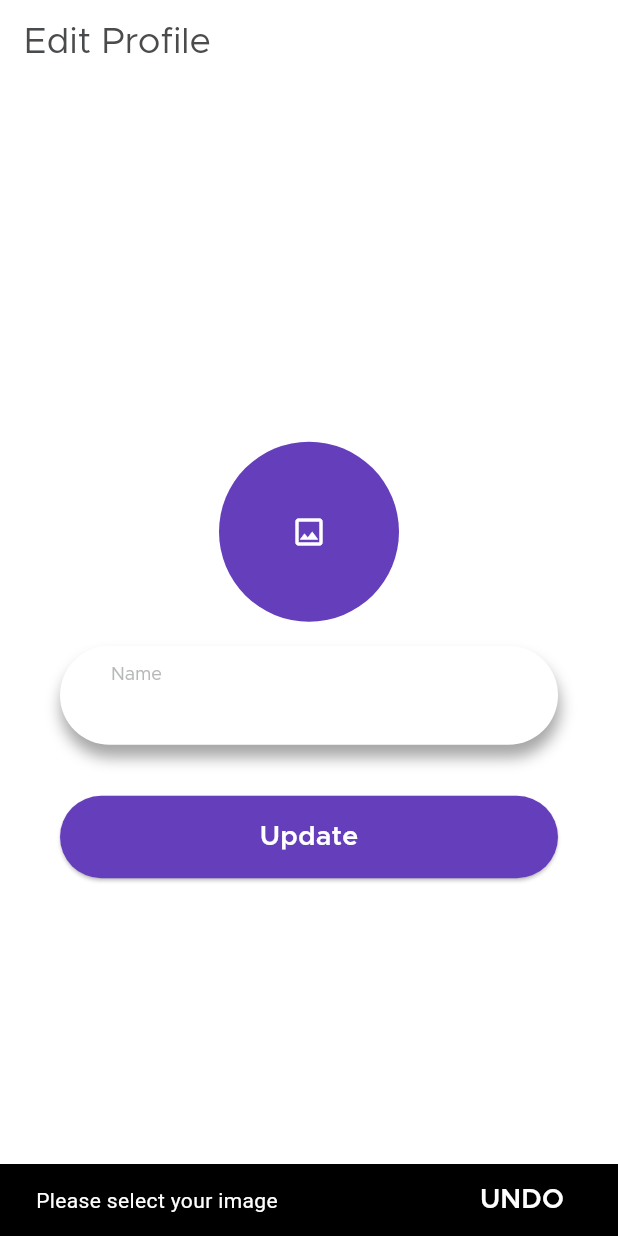
After one commit to WaseemMirzaa/StreetCalle-Flutter, a Flutter app: the EditProfile screen opened by its route, after a tap on "Update", on a phone screen of 412 x 824 dp. The commit adds this screen. Run offline on Flutter 3.47's test engine with Material 2 defaults, Android fonts, the phone set to English and light mode, and no system bars; our stand-ins replace cached_network_image, cloud_firestore, dartz, equatable, firebase_auth, firebase_core and 8 more; accounts and stored records are empty; project files that could hold a hidden picture were left out.

Commit message:
edit_profile_functionality

```diff
--- a/lib/main.dart
+++ b/lib/main.dart
@@ -12,6 +12,7 @@ import 'package:street_calle/screens/auth/password_reset_screen.dart';
 import 'package:street_calle/screens/auth/login_screen.dart';
 import 'package:street_calle/screens/auth/sign_up_screen.dart';
 import 'package:street_calle/screens/auth/cubit/sign_up/sign_up_cubit.dart';
+import 'package:street_calle/screens/home/profile/cubit/edit_profile_cubit.dart';
 import 'package:street_calle/screens/home/profile/cubit/profile_status_cubit.dart';
 import 'package:street_calle/screens/home/profile/user_profile_tab.dart';
 import 'package:street_calle/screens/home/vendor_tabs/vendor_home/cubit/add_custom_item_cubit.dart';
@@ -118,6 +119,9 @@ Future<void> main() async {
           create: (context)=> ProfileStatusCubit(userService, sharedPreferencesService),
           child: const UserprofileTab(),
         ),
+        BlocProvider(
+          create: (context)=> EditProfileCubit(userService, sharedPreferencesService),
+        ),
       ],
       child: const MyApp(),
     ),
--- /dev/null
+++ b/lib/screens/home/client_tabs/client_home/client_home_tab.dart
@@ -0,0 +1,14 @@
+import 'package:flutter/material.dart';
+
+class ClientHomeTab extends StatelessWidget {
+  const ClientHomeTab({Key? key}) : super(key: key);
+
+  @override
+  Widget build(BuildContext context) {
+    return const Scaffold(
+      body: Center(
+        child: Text('ok'),
+      ),
+    );
+  }
+}
--- a/lib/screens/home/main_screen.dart
+++ b/lib/screens/home/main_screen.dart
@@ -18,9 +18,7 @@ class MainScreen extends StatefulWidget {
 class _MainScreenState extends State<MainScreen> {
   int _selectedIndex = 0;
 
-  static const TextStyle optionStyle = TextStyle(fontSize: 30, fontWeight: FontWeight.bold);
-
-  static const List<Widget> _widgetOptions = <Widget>[
+  static const List<Widget> _vendorWidgets = <Widget>[
     VendorHomeTab(),
     VendorMenuTab(),
     UserprofileTab(),
@@ -36,7 +34,7 @@ class _MainScreenState extends State<MainScreen> {
   @override
   Widget build(BuildContext context) {
     return Scaffold(
-      body: _widgetOptions.elementAt(_selectedIndex),
+      body: _vendorWidgets.elementAt(_selectedIndex),
       bottomNavigationBar: Theme(
         data: ThemeData(
           splashColor: Colors.transparent,
--- /dev/null
+++ b/lib/screens/home/profile/cubit/edit_profile_cubit.dart
@@ -0,0 +1,30 @@
+import 'package:flutter/cupertino.dart';
+import 'package:flutter_bloc/flutter_bloc.dart';
+import 'package:street_calle/services/user_service.dart';
+import 'package:street_calle/services/shared_preferences_service.dart';
+import 'package:street_calle/models/user.dart';
+import 'package:street_calle/utils/constant/constants.dart';
+part 'edit_profile_state.dart';
+
+class EditProfileCubit extends Cubit<EditProfileState>{
+  final TextEditingController nameController = TextEditingController();
+  final UserService userService;
+  final SharedPreferencesService sharedPref;
+
+  EditProfileCubit(this.userService, this.sharedPref) : super(EditProfileInitial());
+
+  @override
+  Future<void> close() {
+    nameController.dispose();
+    return super.close();
+  }
+
+  Future<void> editProfile({required String image, required bool isUpdate}) async {
+    emit(EditProfileLoading());
+    final firebaseUser = await userService.updateProfile(nameController.text, sharedPref.getStringAsync(SharePreferencesKey.USER_ID) ,isUpdated: isUpdate, image: image);
+    firebaseUser.fold(
+            (l) => emit(EditProfileFailure(l)),
+            (r) => emit(EditProfileSuccess(r))
+    );
+  }
+}
--- /dev/null
+++ b/lib/screens/home/profile/cubit/edit_profile_state.dart
@@ -0,0 +1,19 @@
+part of 'edit_profile_cubit.dart';
+
+abstract class EditProfileState {}
+
+class EditProfileInitial extends EditProfileState {}
+
+class EditProfileLoading extends EditProfileState {}
+
+class EditProfileSuccess extends EditProfileState {
+  final User user;
+
+  EditProfileSuccess(this.user);
+}
+
+class EditProfileFailure extends EditProfileState {
+  final String error;
+
+  EditProfileFailure(this.error);
+}
--- /dev/null
+++ b/lib/screens/home/profile/edit_profile.dart
@@ -0,0 +1,185 @@
+import 'dart:io';
+import 'package:flutter/material.dart';
+import 'package:flutter_bloc/flutter_bloc.dart';
+import 'package:street_calle/screens/home/profile/cubit/edit_profile_cubit.dart';
+import 'package:street_calle/utils/extensions/context_extension.dart';
+import 'package:street_calle/utils/constant/app_colors.dart';
+import 'package:street_calle/utils/constant/temp_language.dart';
+import 'package:street_calle/cubit/user_state.dart';
+import 'package:street_calle/screens/auth/cubit/image/image_cubit.dart';
+import 'package:street_calle/utils/constant/constants.dart';
+import 'package:street_calle/utils/common.dart';
+
+OutlineInputBorder titleBorder =  OutlineInputBorder(
+  borderSide: BorderSide.none,
+  borderRadius: BorderRadius.circular(40),
+);
+
+
+class EditProfile extends StatelessWidget {
+  const EditProfile({Key? key}) : super(key: key);
+
+  @override
+  Widget build(BuildContext context) {
+    return Scaffold(
+      appBar: AppBar(
+        automaticallyImplyLeading: false,
+        title: Text(
+          TempLanguage().lblEditProfile,
+          style: context.currentTextTheme.displaySmall?.copyWith(color: AppColors.primaryFontColor, fontSize: 24),
+        ),
+      ),
+      body: Padding(
+        padding: const EdgeInsets.symmetric(horizontal: 16, vertical: 16),
+        child: Column(
+          mainAxisAlignment: MainAxisAlignment.center,
+          crossAxisAlignment: CrossAxisAlignment.center,
+          children: [
+
+            BlocBuilder<ImageCubit, ImageState>(
+              builder: (context, state) {
+                return GestureDetector(
+                  onTap: () async {
+                    context.read<ImageCubit>().selectImage();
+                  },
+                  child: Container(
+                    width: 120,
+                    height: 120,
+                    decoration: const BoxDecoration(
+                      shape: BoxShape.circle,
+                      color: AppColors.primaryColor,
+                    ),
+                    child: state.selectedImage.path.isNotEmpty
+                        ? ClipOval(
+                           child: Image.file(File(state.selectedImage.path), fit: BoxFit.cover),
+                         )
+                        : context.watch<UserCubit>().state.userImage.isEmpty
+                        ? const Icon(Icons.image_outlined, color: AppColors.whiteColor,)
+                        : ClipOval(
+                          child: Image.network(context.read<UserCubit>().state.userImage, fit: BoxFit.cover),
+                         ),
+                  ),
+                );
+              },
+            ),
+
+            const SizedBox(
+              height: 16,
+            ),
+            Container(
+              width: context.width,
+              margin: const EdgeInsets.symmetric(horizontal: 24.0),
+              decoration: BoxDecoration(
+                color: AppColors.whiteColor,
+                borderRadius: BorderRadius.circular(40),
+                boxShadow: [
+                  BoxShadow(
+                    color: AppColors.blackColor.withOpacity(0.35),
+                    spreadRadius: 0.5, // Spread radius
+                    blurRadius: 8, // Blur radius
+                    offset: const Offset(1, 8), // Offset in the Y direction
+                  ),
+                ],
+              ),
+              child: Column(
+                crossAxisAlignment: CrossAxisAlignment.start,
+                children: [
+                  Padding(
+                    padding: const EdgeInsets.only(left: 34, top: 12.0),
+                    child: Text(
+                      TempLanguage().lblName,
+                      style: context.currentTextTheme.displaySmall?.copyWith(fontSize: 12, color: AppColors.placeholderColor),
+                    ),
+                  ),
+                  Padding(
+                    padding: const EdgeInsets.only(left: 24, right: 16.0, bottom: 16),
+                    child: TextField(
+                      controller: context.watch<EditProfileCubit>().nameController,
+                      style: context.currentTextTheme.labelSmall?.copyWith(fontSize: 16, color: AppColors.primaryFontColor),
+                      decoration: InputDecoration(
+                        contentPadding: const EdgeInsets.only(left: 10),
+                        isDense: true,
+                        filled: true,
+                        fillColor: AppColors.whiteColor,
+                        border: titleBorder,
+                        enabledBorder: titleBorder,
+                        focusedBorder: titleBorder,
+                        disabledBorder: titleBorder,
+                      ),
+                    ),
+                  ),
+                ],
+              ),
+            ),
+
+            const SizedBox(
+              height: 34,
+            ),
+            BlocConsumer<EditProfileCubit, EditProfileState>(
+              listener: (context, state) {
+                if (state is EditProfileSuccess) {
+                  final userCubit = context.read<UserCubit>();
+
+                  userCubit.setUsername(state.user.name ?? '');
+                  userCubit.setUserImage(state.user.image ?? '');
+
+                  showToast(context, TempLanguage().lblEditProfileSuccessfully);
+                  Navigator.pop(context);
+                } else if (state is EditProfileFailure) {
+                  showToast(context, state.error);
+                }
+              },
+              builder: (context, state) {
+                return state is EditProfileLoading
+                    ? const CircularProgressIndicator(color: AppColors.primaryColor,)
+                    : Padding(
+                  padding: const EdgeInsets.symmetric(horizontal: 24.0),
+                  child: SizedBox(
+                    width: context.width,
+                    height: defaultButtonSize,
+                    child: ElevatedButton(
+                      style: ElevatedButton.styleFrom(
+                        backgroundColor: AppColors.primaryColor,
+                      ),
+                      onPressed: ()=> _update(context),
+                      child: Text(
+                        TempLanguage().lblUpdate,
+                        style: context.currentTextTheme.labelLarge?.copyWith(color: AppColors.whiteColor),
+                      ),
+                    ),
+                  ),
+                );
+              },
+            ),
+          ],
+        ),
+      ),
+    );
+  }
+
+  void _update(BuildContext context) {
+    final imageCubit = context.read<ImageCubit>();
+    final editProfileCubit = context.read<EditProfileCubit>();
+
+    final image = imageCubit.state.selectedImage.path;
+    final url = imageCubit.state.url;
+    final isUpdated = imageCubit.state.isUpdated;
+    final name = editProfileCubit.nameController.text;
+
+    if (image.isEmpty && url == null) {
+      showToast(context, TempLanguage().lblSelectImage);
+    } else if (name.isEmpty) {
+      if (name.length < 3) {
+        showToast(context, TempLanguage().lblEnterYourName);
+      } else {
+        showToast(context, TempLanguage().lblNameMustBeGrater);
+      }
+    } else {
+      if (isUpdated ?? false) {
+        editProfileCubit.editProfile(image: image, isUpdate: true);
+      } else {
+        editProfileCubit.editProfile(image: url ?? '', isUpdate: false);
+      }
+    }
+  }
+}
--- a/lib/screens/home/profile/user_profile_tab.dart
+++ b/lib/screens/home/profile/user_profile_tab.dart
@@ -1,5 +1,6 @@
 import 'package:flutter/material.dart';
 import 'package:flutter_bloc/flutter_bloc.dart';
+import 'package:go_router/go_router.dart';
 import 'package:street_calle/screens/home/profile/cubit/profile_status_cubit.dart';
 import 'package:street_calle/utils/constant/app_assets.dart';
 import 'package:street_calle/utils/constant/constants.dart';
@@ -7,13 +8,9 @@ import 'package:street_calle/utils/extensions/context_extension.dart';
 import 'package:street_calle/utils/constant/app_colors.dart';
 import 'package:street_calle/utils/constant/temp_language.dart';
 import 'package:street_calle/cubit/user_state.dart';
-
-
-OutlineInputBorder titleBorder =  OutlineInputBorder(
-  borderSide: BorderSide.none,
-  borderRadius: BorderRadius.circular(40),
-);
-
+import 'package:street_calle/utils/routing/app_routing_name.dart';
+import 'package:street_calle/screens/auth/cubit/image/image_cubit.dart';
+import 'package:street_calle/screens/home/profile/cubit/edit_profile_cubit.dart';
 
 
 class UserprofileTab extends StatelessWidget {
@@ -35,7 +32,7 @@ class UserprofileTab extends StatelessWidget {
           child: Column(
             crossAxisAlignment: CrossAxisAlignment.center,
             children: [
-              context.read<UserCubit>().state.userImage.isEmpty
+              context.watch<UserCubit>().state.userImage.isEmpty
               ? Container(
                 width: 100,
                 height: 100,
@@ -72,7 +69,16 @@ class UserprofileTab extends StatelessWidget {
               const SizedBox(
                 height: 16,
               ),
-              Row(
+              GestureDetector(
+                onTap: (){
+                  final imageCubit = context.read<ImageCubit>();
+                  final userCubit = context.read<UserCubit>();
+                  imageCubit.resetForUpdateImage(userCubit.state.userImage ?? '',);
+                  context.read<EditProfileCubit>().nameController.text = userCubit.state.userName;
+
+                  context.pushNamed(AppRoutingName.editProfile);
+                },
+                child: Row(
                   mainAxisAlignment: MainAxisAlignment.center,
                   crossAxisAlignment: CrossAxisAlignment.center,
                   children: [
@@ -83,6 +89,7 @@ class UserprofileTab extends StatelessWidget {
                       style: context.currentTextTheme.displaySmall?.copyWith(fontSize: 18, color: AppColors.primaryColor),
                     )
                   ],
+                ),
               ),
 
               const SizedBox(
@@ -169,7 +176,7 @@ class UserprofileTab extends StatelessWidget {
                     Padding(
                       padding: const EdgeInsets.only(left: 34, right: 16.0, bottom: 16),
                       child: Text(
-                          context.read<UserCubit>().state.userName,
+                          context.watch<UserCubit>().state.userName,
                           style: context.currentTextTheme.labelSmall?.copyWith(fontSize: 16, color: AppColors.primaryFontColor),
                       ),
                     ),
@@ -208,7 +215,7 @@ class UserprofileTab extends StatelessWidget {
                     Padding(
                       padding: const EdgeInsets.only(left: 34, right: 16.0, bottom: 16),
                       child: Text(
-                        context.read<UserCubit>().state.userEmail,
+                        context.watch<UserCubit>().state.userEmail,
                         style: context.currentTextTheme.labelSmall?.copyWith(fontSize: 16, color: AppColors.primaryFontColor),
                       ),
                     ),
@@ -247,7 +254,7 @@ class UserprofileTab extends StatelessWidget {
                     Padding(
                       padding: const EdgeInsets.only(left: 34, right: 16.0, bottom: 16),
                       child: Text(
-                        context.read<UserCubit>().state.userPhone,
+                        context.watch<UserCubit>().state.userPhone,
                         style: context.currentTextTheme.labelSmall?.copyWith(fontSize: 16, color: AppColors.primaryFontColor),
                       ),
                     ),
--- a/lib/services/user_service.dart
+++ b/lib/services/user_service.dart
@@ -1,5 +1,6 @@
 import 'dart:io';
 import 'package:cloud_firestore/cloud_firestore.dart';
+import 'package:dartz/dartz.dart';
 import 'package:firebase_storage/firebase_storage.dart';
 import 'package:street_calle/services/base_service.dart';
 import 'package:street_calle/models/user.dart';
@@ -62,4 +63,30 @@ class UserService extends BaseService<User> {
 
     }
   }
+
+  Future<Either<String, User>> updateProfile(String name, String userId, {required bool isUpdated, required String image}) async{
+    try {
+
+      if (isUpdated) {
+        final url = await _uploadImageToFirebase(image, userId ?? '');
+        if (url == null) {
+          return const Left('Something went wrong. Try again later.');
+        }
+        User user = User(image: url, name: name);
+        await ref!.doc(userId).update({
+          UserKey.image: url,
+          UserKey.name: name
+        });
+        return Right(user);
+      }
+
+      User user = User(image: image, name: name);
+      await ref!.doc(userId).update({
+        UserKey.name: name
+      });
+      return Right(user);
+    } catch (e) {
+      return const Left('Something went wrong. Try again later.');
+    }
+  }
 }
--- a/lib/utils/constant/temp_language.dart
+++ b/lib/utils/constant/temp_language.dart
@@ -6,6 +6,8 @@ class TempLanguage {
   String get lblClient => 'Client';
   String get lblVendor => 'Vendor';
   String get lblLogin => 'Login';
+  String get lblUpdate => 'Update';
+  String get lblEditProfileSuccessfully => 'Edit profile successfully';
   String get lblCreateAccount => 'Create an Account';
   String get lblQuote => 'Discover the best foods from over 1,000 restaurants and fast delivery to your doorstep';
   String get lblAddYourLoginDetails => 'Add your details to login';
--- a/lib/utils/routing/app_routing_name.dart
+++ b/lib/utils/routing/app_routing_name.dart
@@ -17,4 +17,5 @@ class AppRoutingName {
   static const addDeal = '/addDeal/:$IS_UPDATE/:$IS_FROM_DETAIL';
   static const selectMenuItem = '/selectMenuItem';
   static const dealDetail = '/dealDetail';
+  static const editProfile = '/editProfile';
 }
--- a/lib/utils/routing/routing.dart
+++ b/lib/utils/routing/routing.dart
@@ -5,6 +5,7 @@ import 'package:street_calle/screens/auth/sign_up_screen.dart';
 import 'package:street_calle/screens/auth/password_reset_screen.dart';
 import 'package:street_calle/screens/auth/login_screen.dart';
 import 'package:street_calle/screens/home/main_screen.dart';
+import 'package:street_calle/screens/home/profile/edit_profile.dart';
 import 'package:street_calle/screens/home/vendor_tabs/vendor_home/widgets/add_deal.dart';
 import 'package:street_calle/screens/home/vendor_tabs/vendor_home/widgets/add_item.dart';
 import 'package:street_calle/screens/home/vendor_tabs/vendor_home/widgets/item_detail.dart';
@@ -136,5 +137,12 @@ final router = GoRouter(
         return DealDetail(deal: deal);
       },
     ),
+    GoRoute(
+      path: AppRoutingName.editProfile,
+      name: AppRoutingName.editProfile,
+      builder: (context, state) {
+        return const EditProfile();
+      },
+    ),
   ],
 );
```
Lines whose indentation alone changed are shown as unchanged.
